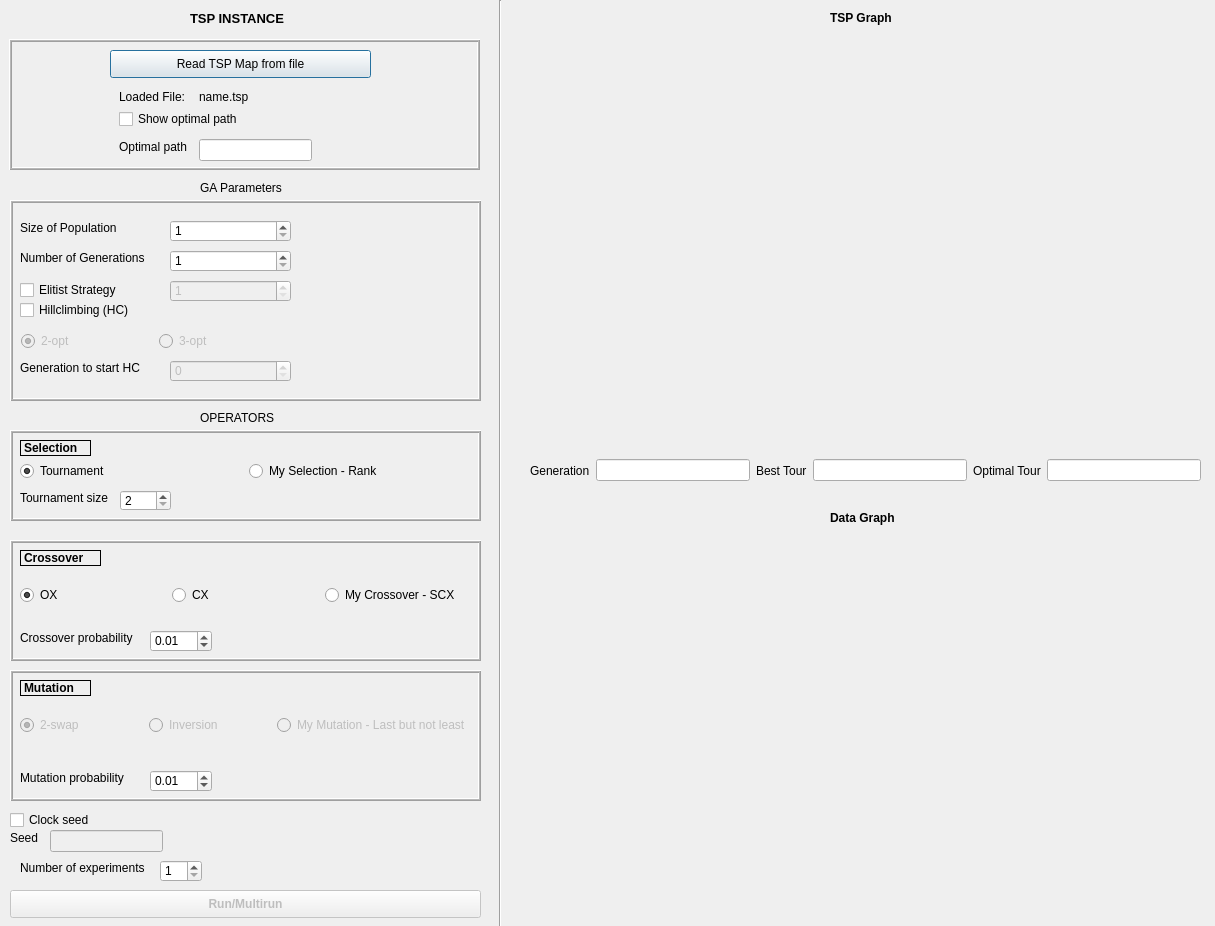
Above: tsp.ui from kanaji/TSP_AIN_FKKG before the change. Below: the same form after it.
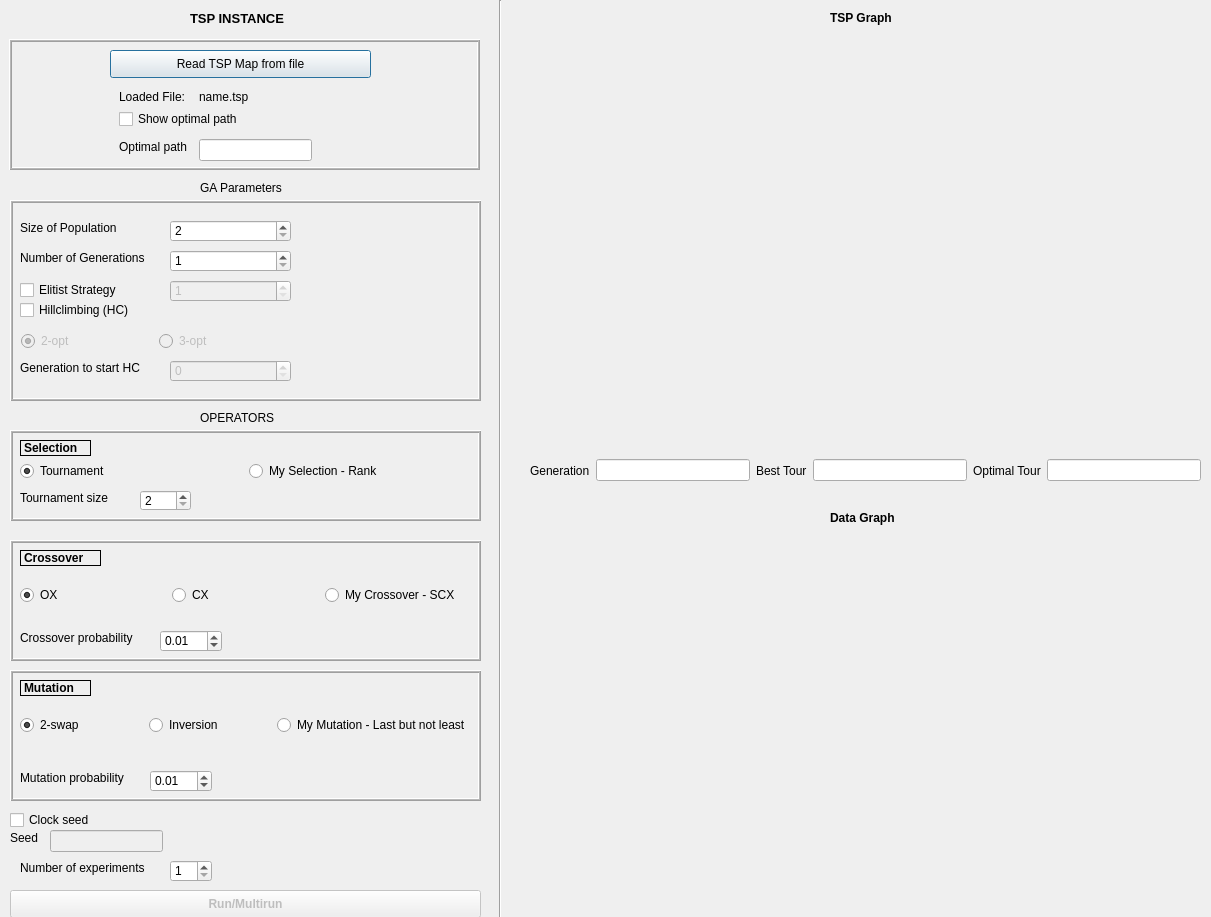
That is the form after the change. Custom widgets are drawn as their Qt base class.

Patch:
```diff
--- a/tsp.ui
+++ b/tsp.ui
@@ -6,8 +6,8 @@
    <rect>
     <x>0</x>
     <y>0</y>
-    <width>1215</width>
-    <height>926</height>
+    <width>1211</width>
+    <height>917</height>
    </rect>
   </property>
   <property name="windowTitle">
@@ -282,13 +282,13 @@
      </rect>
     </property>
     <property name="minimum">
-     <number>1</number>
+     <number>2</number>
     </property>
     <property name="maximum">
      <number>200</number>
     </property>
     <property name="value">
-     <number>1</number>
+     <number>2</number>
     </property>
    </widget>
    <widget class="QLabel" name="label">
@@ -309,7 +309,7 @@
      <rect>
       <x>10</x>
       <y>160</y>
-      <width>131</width>
+      <width>141</width>
       <height>16</height>
      </rect>
     </property>
@@ -486,7 +486,7 @@
     <rect>
      <x>20</x>
      <y>490</y>
-     <width>101</width>
+     <width>111</width>
      <height>16</height>
     </rect>
    </property>
@@ -518,7 +518,7 @@
     </property>
     <property name="geometry">
      <rect>
-      <x>110</x>
+      <x>130</x>
       <y>60</y>
       <width>51</width>
       <height>21</height>
@@ -600,7 +600,7 @@
      <rect>
       <x>10</x>
       <y>90</y>
-      <width>121</width>
+      <width>141</width>
       <height>16</height>
      </rect>
     </property>
@@ -614,7 +614,7 @@
     </property>
     <property name="geometry">
      <rect>
-      <x>140</x>
+      <x>150</x>
       <y>90</y>
       <width>62</width>
       <height>22</height>
@@ -666,7 +666,7 @@
     <item>
      <widget class="QRadioButton" name="swap_2_radio">
       <property name="enabled">
-       <bool>false</bool>
+       <bool>true</bool>
       </property>
       <property name="text">
        <string>2-swap</string>
@@ -679,7 +679,7 @@
     <item>
      <widget class="QRadioButton" name="inversion_radio">
       <property name="enabled">
-       <bool>false</bool>
+       <bool>true</bool>
       </property>
       <property name="text">
        <string>Inversion</string>
@@ -689,7 +689,7 @@
     <item>
      <widget class="QRadioButton" name="my_mutation_radio">
       <property name="enabled">
-       <bool>false</bool>
+       <bool>true</bool>
       </property>
       <property name="text">
        <string>My Mutation - Last but not least</string>
@@ -832,7 +832,7 @@
   <widget class="QSpinBox" name="number_of_experiments">
    <property name="geometry">
     <rect>
-     <x>160</x>
+     <x>170</x>
      <y>860</y>
      <width>42</width>
      <height>22</height>
```
